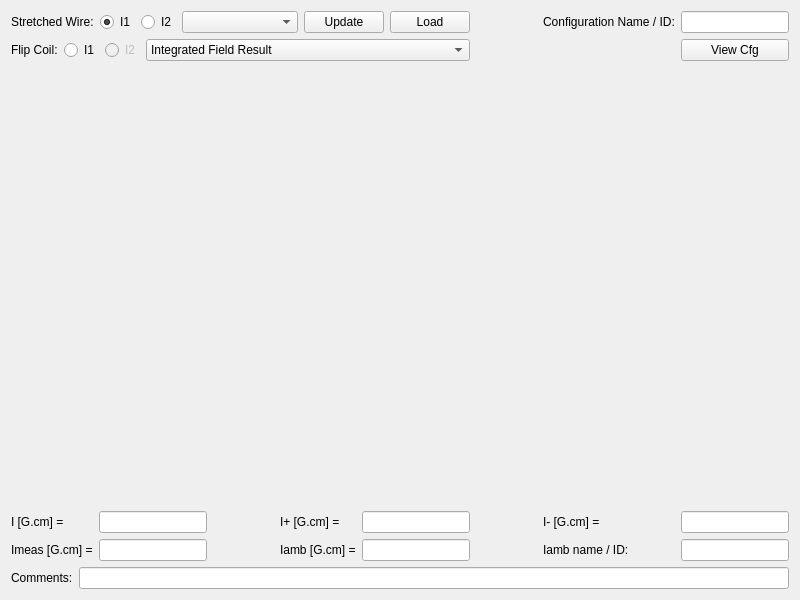
Old version of the form movingwire/gui/ui/analysiswidget.ui in the repository lnls-ima/moving-wire-control.
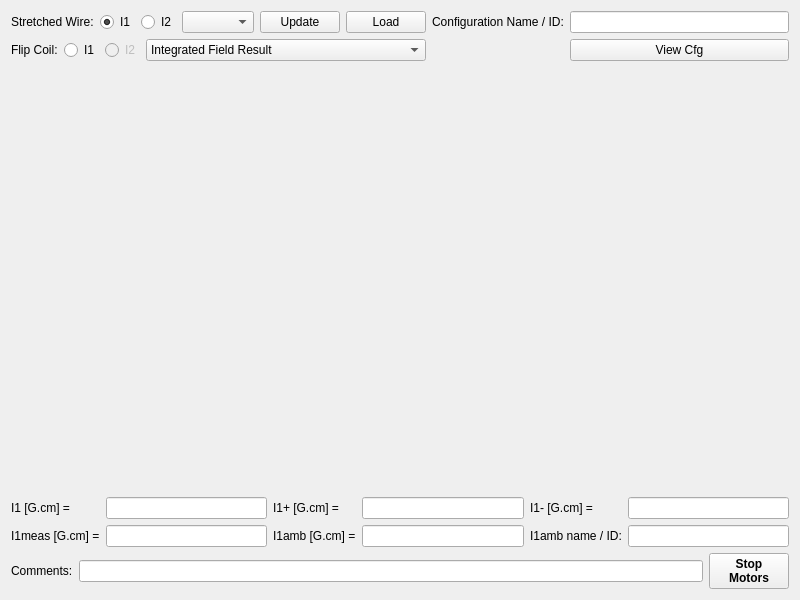
New version of the form. Icons and pictures are not drawn.

Commit message: fixing Iamb, adding Db widget

```diff
--- a/movingwire/gui/ui/analysiswidget.ui
+++ b/movingwire/gui/ui/analysiswidget.ui
@@ -13,102 +13,92 @@
   <property name="windowTitle">
    <string>Form</string>
   </property>
-  <layout class="QGridLayout" name="gridLayout">
-   <item row="3" column="4">
-    <widget class="QLineEdit" name="le_result_f"/>
-   </item>
-   <item row="5" column="0" colspan="8">
-    <layout class="QHBoxLayout" name="horizontalLayout_3">
+  <layout class="QGridLayout" name="gridLayout_2">
+   <item row="0" column="0">
+    <layout class="QHBoxLayout" name="horizontalLayout_2">
      <item>
-      <widget class="QLabel" name="label_8">
+      <widget class="QLabel" name="label_9">
+       <property name="text">
+        <string>Stretched Wire:</string>
+       </property>
+      </widget>
+     </item>
+     <item>
+      <widget class="QRadioButton" name="rdb_sw">
        <property name="sizePolicy">
-        <sizepolicy hsizetype="Maximum" vsizetype="Preferred">
+        <sizepolicy hsizetype="Maximum" vsizetype="Fixed">
          <horstretch>0</horstretch>
          <verstretch>0</verstretch>
         </sizepolicy>
        </property>
        <property name="text">
-        <string>Comments:</string>
+        <string>I1</string>
        </property>
-      </widget>
-     </item>
-     <item>
-      <widget class="QLineEdit" name="le_comments">
-       <property name="readOnly">
+       <property name="checked">
         <bool>true</bool>
        </property>
       </widget>
      </item>
+     <item>
+      <widget class="QRadioButton" name="rdb_sw_I2">
+       <property name="sizePolicy">
+        <sizepolicy hsizetype="Maximum" vsizetype="Fixed">
+         <horstretch>0</horstretch>
+         <verstretch>0</verstretch>
+        </sizepolicy>
+       </property>
+       <property name="text">
+        <string>I2</string>
+       </property>
+      </widget>
+     </item>
+     <item>
+      <widget class="QComboBox" name="cmb_meas_name">
+       <property name="sizePolicy">
+        <sizepolicy hsizetype="Expanding" vsizetype="Fixed">
+         <horstretch>0</horstretch>
+         <verstretch>0</verstretch>
+        </sizepolicy>
+       </property>
+      </widget>
+     </item>
+     <item>
+      <widget class="QPushButton" name="pbt_update">
+       <property name="sizePolicy">
+        <sizepolicy hsizetype="Maximum" vsizetype="Maximum">
+         <horstretch>0</horstretch>
+         <verstretch>0</verstretch>
+        </sizepolicy>
+       </property>
+       <property name="text">
+        <string>Update</string>
+       </property>
+      </widget>
+     </item>
+     <item>
+      <widget class="QPushButton" name="pbt_load_meas">
+       <property name="text">
+        <string>Load</string>
+       </property>
+      </widget>
+     </item>
     </layout>
    </item>
-   <item row="4" column="3">
-    <widget class="QLabel" name="label_4">
-     <property name="text">
-      <string>Iamb [G.cm] =</string>
-     </property>
-    </widget>
-   </item>
-   <item row="2" column="0" colspan="8">
-    <widget class="QWidget" name="wg_plot" native="true">
-     <property name="sizePolicy">
-      <sizepolicy hsizetype="Preferred" vsizetype="Expanding">
-       <horstretch>0</horstretch>
-       <verstretch>0</verstretch>
-      </sizepolicy>
-     </property>
-    </widget>
-   </item>
-   <item row="4" column="0">
-    <widget class="QLabel" name="label_7">
-     <property name="text">
-      <string>Imeas [G.cm] =</string>
-     </property>
-    </widget>
-   </item>
-   <item row="1" column="7">
-    <widget class="QPushButton" name="pbt_viewcfg">
-     <property name="text">
-      <string>View Cfg</string>
-     </property>
-    </widget>
-   </item>
-   <item row="3" column="2">
-    <spacer name="horizontalSpacer_2">
-     <property name="orientation">
-      <enum>Qt::Horizontal</enum>
-     </property>
-     <property name="sizeHint" stdset="0">
-      <size>
-       <width>40</width>
-       <height>20</height>
-      </size>
-     </property>
-    </spacer>
-   </item>
-   <item row="3" column="7">
-    <widget class="QLineEdit" name="le_result_b"/>
-   </item>
-   <item row="3" column="1">
-    <widget class="QLineEdit" name="le_result">
-     <property name="sizePolicy">
-      <sizepolicy hsizetype="Expanding" vsizetype="Fixed">
-       <horstretch>0</horstretch>
-       <verstretch>0</verstretch>
-      </sizepolicy>
-     </property>
-     <property name="readOnly">
-      <bool>true</bool>
-     </property>
-    </widget>
-   </item>
-   <item row="0" column="6">
+   <item row="0" column="1">
     <widget class="QLabel" name="label_6">
      <property name="text">
       <string>Configuration Name / ID:</string>
      </property>
     </widget>
    </item>
-   <item row="1" column="0" colspan="5">
+   <item row="0" column="2">
+    <widget class="QLineEdit" name="le_cfg_name">
+     <property name="readOnly">
+      <bool>true</bool>
+     </property>
+    </widget>
+   </item>
+   <item row="1" column="0">
     <layout class="QHBoxLayout" name="horizontalLayout">
      <item>
       <widget class="QLabel" name="label_10">
@@ -220,157 +210,225 @@
      </item>
     </layout>
    </item>
-   <item row="0" column="7">
-    <widget class="QLineEdit" name="le_cfg_name">
-     <property name="readOnly">
-      <bool>true</bool>
+   <item row="1" column="2">
+    <widget class="QPushButton" name="pbt_viewcfg">
+     <property name="text">
+      <string>View Cfg</string>
      </property>
     </widget>
    </item>
-   <item row="3" column="0">
-    <widget class="QLabel" name="label">
+   <item row="2" column="0" colspan="3">
+    <widget class="QWidget" name="wg_plot" native="true">
      <property name="sizePolicy">
-      <sizepolicy hsizetype="Preferred" vsizetype="Maximum">
+      <sizepolicy hsizetype="Preferred" vsizetype="Expanding">
        <horstretch>0</horstretch>
        <verstretch>0</verstretch>
       </sizepolicy>
      </property>
-     <property name="text">
-      <string>I [G.cm] =</string>
-     </property>
     </widget>
    </item>
-   <item row="3" column="6">
-    <widget class="QLabel" name="label_3">
-     <property name="text">
-      <string>I- [G.cm] = </string>
-     </property>
-    </widget>
-   </item>
-   <item row="4" column="7">
-    <widget class="QLineEdit" name="le_Iamb_name">
-     <property name="readOnly">
-      <bool>true</bool>
-     </property>
-    </widget>
-   </item>
-   <item row="0" column="0" colspan="5">
-    <layout class="QHBoxLayout" name="horizontalLayout_2">
-     <item>
-      <widget class="QLabel" name="label_9">
+   <item row="3" column="0" colspan="3">
+    <layout class="QGridLayout" name="gridLayout">
+     <item row="0" column="0">
+      <widget class="QLabel" name="label_I">
+       <property name="sizePolicy">
+        <sizepolicy hsizetype="Maximum" vsizetype="Maximum">
+         <horstretch>0</horstretch>
+         <verstretch>0</verstretch>
+        </sizepolicy>
+       </property>
        <property name="text">
-        <string>Stretched Wire:</string>
+        <string>I1 [G.cm] =</string>
        </property>
       </widget>
      </item>
+     <item row="0" column="1">
+      <widget class="QLineEdit" name="le_result">
+       <property name="sizePolicy">
+        <sizepolicy hsizetype="Minimum" vsizetype="Fixed">
+         <horstretch>0</horstretch>
+         <verstretch>0</verstretch>
+        </sizepolicy>
+       </property>
+       <property name="readOnly">
+        <bool>true</bool>
+       </property>
+      </widget>
+     </item>
+     <item row="0" column="2">
+      <widget class="QLabel" name="label_Ip">
+       <property name="sizePolicy">
+        <sizepolicy hsizetype="Maximum" vsizetype="Preferred">
+         <horstretch>0</horstretch>
+         <verstretch>0</verstretch>
+        </sizepolicy>
+       </property>
+       <property name="text">
+        <string>I1+ [G.cm] =</string>
+       </property>
+      </widget>
+     </item>
+     <item row="0" column="3">
+      <widget class="QLineEdit" name="le_result_f">
+       <property name="sizePolicy">
+        <sizepolicy hsizetype="Minimum" vsizetype="Fixed">
+         <horstretch>0</horstretch>
+         <verstretch>0</verstretch>
+        </sizepolicy>
+       </property>
+      </widget>
+     </item>
+     <item row="0" column="4">
+      <widget class="QLabel" name="label_Im">
+       <property name="sizePolicy">
+        <sizepolicy hsizetype="Maximum" vsizetype="Preferred">
+         <horstretch>0</horstretch>
+         <verstretch>0</verstretch>
+        </sizepolicy>
+       </property>
+       <property name="text">
+        <string>I1- [G.cm] = </string>
+       </property>
+      </widget>
+     </item>
+     <item row="0" column="5">
+      <widget class="QLineEdit" name="le_result_b">
+       <property name="sizePolicy">
+        <sizepolicy hsizetype="Minimum" vsizetype="Fixed">
+         <horstretch>0</horstretch>
+         <verstretch>0</verstretch>
+        </sizepolicy>
+       </property>
+      </widget>
+     </item>
+     <item row="1" column="0">
+      <widget class="QLabel" name="label_Imeas">
+       <property name="sizePolicy">
+        <sizepolicy hsizetype="Maximum" vsizetype="Preferred">
+         <horstretch>0</horstretch>
+         <verstretch>0</verstretch>
+        </sizepolicy>
+       </property>
+       <property name="text">
+        <string>I1meas [G.cm] =</string>
+       </property>
+      </widget>
+     </item>
+     <item row="1" column="1">
+      <widget class="QLineEdit" name="le_Imeas">
+       <property name="sizePolicy">
+        <sizepolicy hsizetype="Minimum" vsizetype="Fixed">
+         <horstretch>0</horstretch>
+         <verstretch>0</verstretch>
+        </sizepolicy>
+       </property>
+       <property name="readOnly">
+        <bool>true</bool>
+       </property>
+      </widget>
+     </item>
+     <item row="1" column="2">
+      <widget class="QLabel" name="label_Iamb">
+       <property name="sizePolicy">
+        <sizepolicy hsizetype="Maximum" vsizetype="Preferred">
+         <horstretch>0</horstretch>
+         <verstretch>0</verstretch>
+        </sizepolicy>
+       </property>
+       <property name="text">
+        <string>I1amb [G.cm] =</string>
+       </property>
+      </widget>
+     </item>
+     <item row="1" column="3">
+      <widget class="QLineEdit" name="le_Iamb">
+       <property name="sizePolicy">
+        <sizepolicy hsizetype="Minimum" vsizetype="Fixed">
+         <horstretch>0</horstretch>
+         <verstretch>0</verstretch>
+        </sizepolicy>
+       </property>
+       <property name="readOnly">
+        <bool>true</bool>
+       </property>
+      </widget>
+     </item>
+     <item row="1" column="4">
+      <widget class="QLabel" name="label_Iamb_name">
+       <property name="sizePolicy">
+        <sizepolicy hsizetype="Maximum" vsizetype="Preferred">
+         <horstretch>0</horstretch>
+         <verstretch>0</verstretch>
+        </sizepolicy>
+       </property>
+       <property name="text">
+        <string>I1amb name / ID:</string>
+       </property>
+      </widget>
+     </item>
+     <item row="1" column="5">
+      <widget class="QLineEdit" name="le_Iamb_name">
+       <property name="sizePolicy">
+        <sizepolicy hsizetype="Minimum" vsizetype="Fixed">
+         <horstretch>0</horstretch>
+         <verstretch>0</verstretch>
+        </sizepolicy>
+       </property>
+       <property name="readOnly">
+        <bool>true</bool>
+       </property>
+      </widget>
+     </item>
+    </layout>
+   </item>
+   <item row="4" column="0" colspan="3">
+    <layout class="QHBoxLayout" name="horizontalLayout_3">
      <item>
-      <widget class="QRadioButton" name="rdb_sw">
+      <widget class="QLabel" name="label_8">
        <property name="sizePolicy">
-        <sizepolicy hsizetype="Maximum" vsizetype="Fixed">
+        <sizepolicy hsizetype="Maximum" vsizetype="Preferred">
          <horstretch>0</horstretch>
          <verstretch>0</verstretch>
         </sizepolicy>
        </property>
-       <property name="minimumSize">
+       <property name="text">
+        <string>Comments:</string>
+       </property>
+      </widget>
+     </item>
+     <item>
+      <widget class="QLineEdit" name="le_comments">
+       <property name="readOnly">
+        <bool>true</bool>
+       </property>
+      </widget>
+     </item>
+     <item>
+      <widget class="QPushButton" name="pbt_stop_motors">
+       <property name="font">
+        <font>
+         <weight>75</weight>
+         <bold>true</bold>
+        </font>
+       </property>
+       <property name="text">
+        <string>Stop
+Motors</string>
+       </property>
+       <property name="icon">
+        <iconset>
+         <normaloff>../../resources/img/stop.svg</normaloff>../../resources/img/stop.svg</iconset>
+       </property>
+       <property name="iconSize">
         <size>
-         <width>0</width>
-         <height>0</height>
+         <width>25</width>
+         <height>25</height>
         </size>
        </property>
-       <property name="text">
-        <string>I1</string>
-       </property>
-       <property name="checked">
-        <bool>true</bool>
-       </property>
-      </widget>
-     </item>
-     <item>
-      <widget class="QRadioButton" name="rdb_sw_I2">
-       <property name="sizePolicy">
-        <sizepolicy hsizetype="Maximum" vsizetype="Fixed">
-         <horstretch>0</horstretch>
-         <verstretch>0</verstretch>
-        </sizepolicy>
-       </property>
-       <property name="text">
-        <string>I2</string>
-       </property>
-      </widget>
-     </item>
-     <item>
-      <widget class="QComboBox" name="cmb_meas_name">
-       <property name="sizePolicy">
-        <sizepolicy hsizetype="Expanding" vsizetype="Fixed">
-         <horstretch>0</horstretch>
-         <verstretch>0</verstretch>
-        </sizepolicy>
-       </property>
-      </widget>
-     </item>
-     <item>
-      <widget class="QPushButton" name="pbt_update">
-       <property name="sizePolicy">
-        <sizepolicy hsizetype="Maximum" vsizetype="Maximum">
-         <horstretch>0</horstretch>
-         <verstretch>0</verstretch>
-        </sizepolicy>
-       </property>
-       <property name="text">
-        <string>Update</string>
-       </property>
-      </widget>
-     </item>
-     <item>
-      <widget class="QPushButton" name="pbt_load_meas">
-       <property name="text">
-        <string>Load</string>
-       </property>
       </widget>
      </item>
     </layout>
    </item>
-   <item row="4" column="1">
-    <widget class="QLineEdit" name="le_Imeas">
-     <property name="readOnly">
-      <bool>true</bool>
-     </property>
-    </widget>
-   </item>
-   <item row="4" column="4">
-    <widget class="QLineEdit" name="le_Iamb">
-     <property name="readOnly">
-      <bool>true</bool>
-     </property>
-    </widget>
-   </item>
-   <item row="3" column="5">
-    <spacer name="horizontalSpacer_3">
-     <property name="orientation">
-      <enum>Qt::Horizontal</enum>
-     </property>
-     <property name="sizeHint" stdset="0">
-      <size>
-       <width>40</width>
-       <height>20</height>
-      </size>
-     </property>
-    </spacer>
-   </item>
-   <item row="4" column="6">
-    <widget class="QLabel" name="label_5">
-     <property name="text">
-      <string>Iamb name / ID:</string>
-     </property>
-    </widget>
-   </item>
-   <item row="3" column="3">
-    <widget class="QLabel" name="label_2">
-     <property name="text">
-      <string>I+ [G.cm] =</string>
-     </property>
-    </widget>
-   </item>
   </layout>
  </widget>
  <resources/>
```
Left out of the diff: 6 changed lines with no effect on the pictures. The commit also changes 20 other files.
